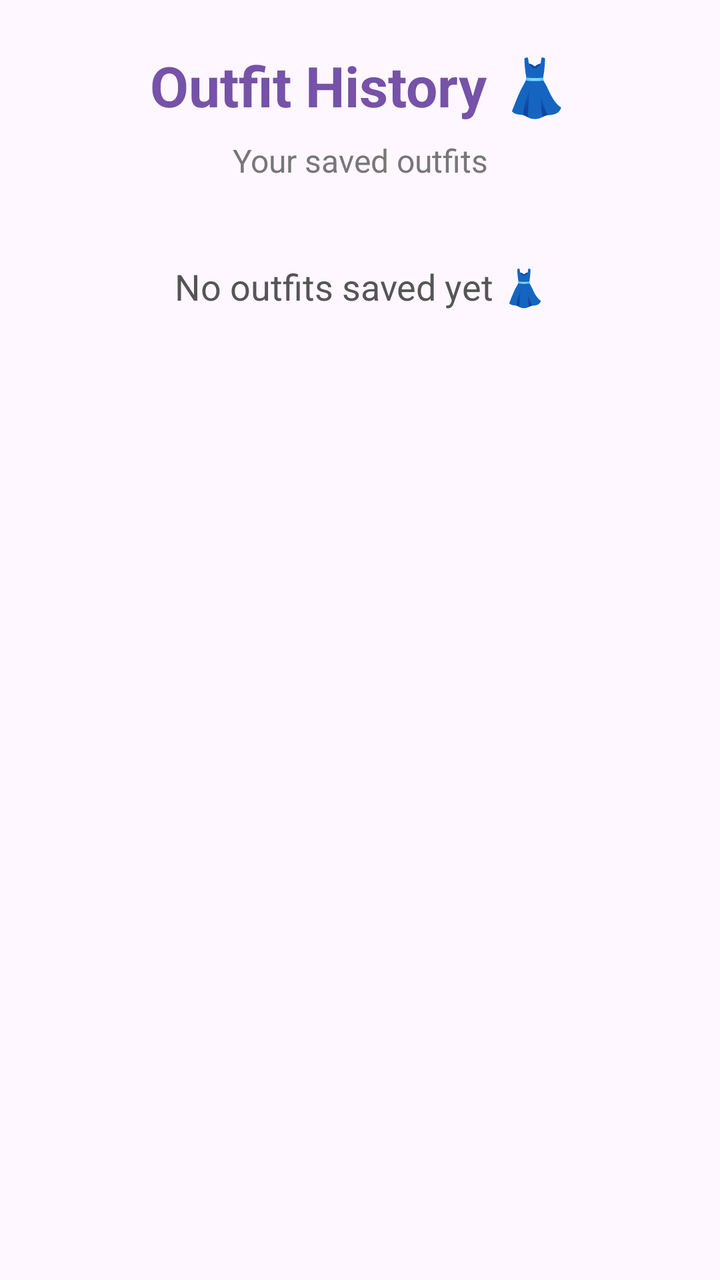
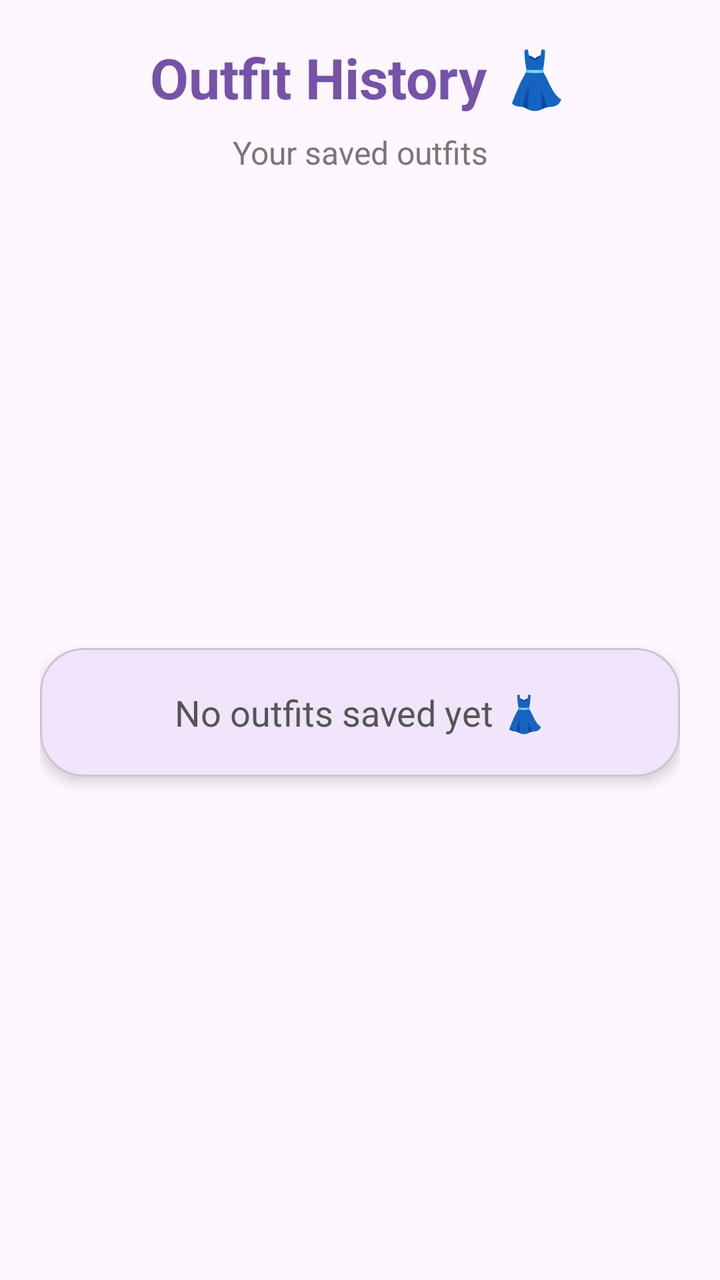

Screens rendered from an Android XML layout before and after an edit, with the pre-edit source and the edit as a unified diff.
<!-- AndroidManifest.xml: application theme Theme.ClosetSync -->
<!-- res/layout/activity_outfit_history.xml -->
<?xml version="1.0" encoding="utf-8"?>
<ScrollView xmlns:android="http://schemas.android.com/apk/res/android"
    android:layout_width="match_parent"
    android:layout_height="match_parent"
    android:background="#FFF7FF">

    <LinearLayout
        android:layout_width="match_parent"
        android:layout_height="wrap_content"
        android:orientation="vertical"
        android:padding="24dp">

        <TextView
            android:layout_width="match_parent"
            android:layout_height="wrap_content"
            android:text="Outfit History 👗"
            android:textColor="#7652A8"
            android:textSize="28sp"
            android:textStyle="bold"
            android:gravity="center"
            android:layout_marginBottom="8dp" />

        <TextView
            android:layout_width="match_parent"
            android:layout_height="wrap_content"
            android:text="Your saved outfits"
            android:textColor="#777777"
            android:textSize="16sp"
            android:gravity="center"
            android:layout_marginBottom="30dp" />

        <TextView
            android:id="@+id/tvOutfitHistory"
            android:layout_width="match_parent"
            android:layout_height="wrap_content"
            android:text="No outfits saved yet 👗"
            android:textColor="#555555"
            android:textSize="18sp"
            android:gravity="center"
            android:padding="10dp" />

    </LinearLayout>

</ScrollView>
<!-- resources referenced by this layout -->
<resources>
  <style name="Theme.ClosetSync" parent="Base.Theme.ClosetSync" />
  <style name="Base.Theme.ClosetSync" parent="Theme.Material3.DayNight.NoActionBar">
          
          
      </style>
</resources>

<!-- the commit's change to res/layout/activity_outfit_history.xml (unified diff, before → after) -->
@@ -1,44 +1,71 @@
 <?xml version="1.0" encoding="utf-8"?>
-<ScrollView xmlns:android="http://schemas.android.com/apk/res/android"
+<ScrollView
+    xmlns:android="http://schemas.android.com/apk/res/android"
+    xmlns:app="http://schemas.android.com/apk/res-auto"
     android:layout_width="match_parent"
     android:layout_height="match_parent"
-    android:background="#FFF7FF">
+    android:background="#FFF7FF"
+    android:fillViewport="true">
 
-    <LinearLayout
+    <androidx.constraintlayout.widget.ConstraintLayout
         android:layout_width="match_parent"
         android:layout_height="wrap_content"
-        android:orientation="vertical"
-        android:padding="24dp">
+        android:padding="20dp">
 
         <TextView
-            android:layout_width="match_parent"
+            android:id="@+id/tvHistoryTitle"
+            android:layout_width="0dp"
             android:layout_height="wrap_content"
             android:text="Outfit History 👗"
             android:textColor="#7652A8"
             android:textSize="28sp"
             android:textStyle="bold"
             android:gravity="center"
-            android:layout_marginBottom="8dp" />
+            app:layout_constraintTop_toTopOf="parent"
+            app:layout_constraintStart_toStartOf="parent"
+            app:layout_constraintEnd_toEndOf="parent" />
+
 
         <TextView
-            android:layout_width="match_parent"
+            android:id="@+id/tvHistorySubtitle"
+            android:layout_width="0dp"
             android:layout_height="wrap_content"
+            android:layout_marginTop="8dp"
             android:text="Your saved outfits"
             android:textColor="#777777"
             android:textSize="16sp"
             android:gravity="center"
-            android:layout_marginBottom="30dp" />
+            app:layout_constraintTop_toBottomOf="@id/tvHistoryTitle"
+            app:layout_constraintStart_toStartOf="parent"
+            app:layout_constraintEnd_toEndOf="parent" />
 
-        <TextView
-            android:id="@+id/tvOutfitHistory"
-            android:layout_width="match_parent"
+
+        <com.google.android.material.card.MaterialCardView
+            android:id="@+id/cardOutfitHistory"
+            android:layout_width="0dp"
             android:layout_height="wrap_content"
-            android:text="No outfits saved yet 👗"
-            android:textColor="#555555"
-            android:textSize="18sp"
-            android:gravity="center"
-            android:padding="10dp" />
+            android:layout_marginTop="25dp"
+            android:layout_marginBottom="20dp"
+            app:cardBackgroundColor="#F0E5FA"
+            app:cardCornerRadius="22dp"
+            app:cardElevation="4dp"
+            app:layout_constraintTop_toBottomOf="@id/tvHistorySubtitle"
+            app:layout_constraintStart_toStartOf="parent"
+            app:layout_constraintEnd_toEndOf="parent"
+            app:layout_constraintBottom_toBottomOf="parent">
 
-    </LinearLayout>
+            <TextView
+                android:id="@+id/tvOutfitHistory"
+                android:layout_width="match_parent"
+                android:layout_height="wrap_content"
+                android:text="No outfits saved yet 👗"
+                android:textColor="#555555"
+                android:textSize="18sp"
+                android:gravity="center"
+                android:padding="20dp" />
+
+        </com.google.android.material.card.MaterialCardView>
+
+    </androidx.constraintlayout.widget.ConstraintLayout>
 
 </ScrollView>
